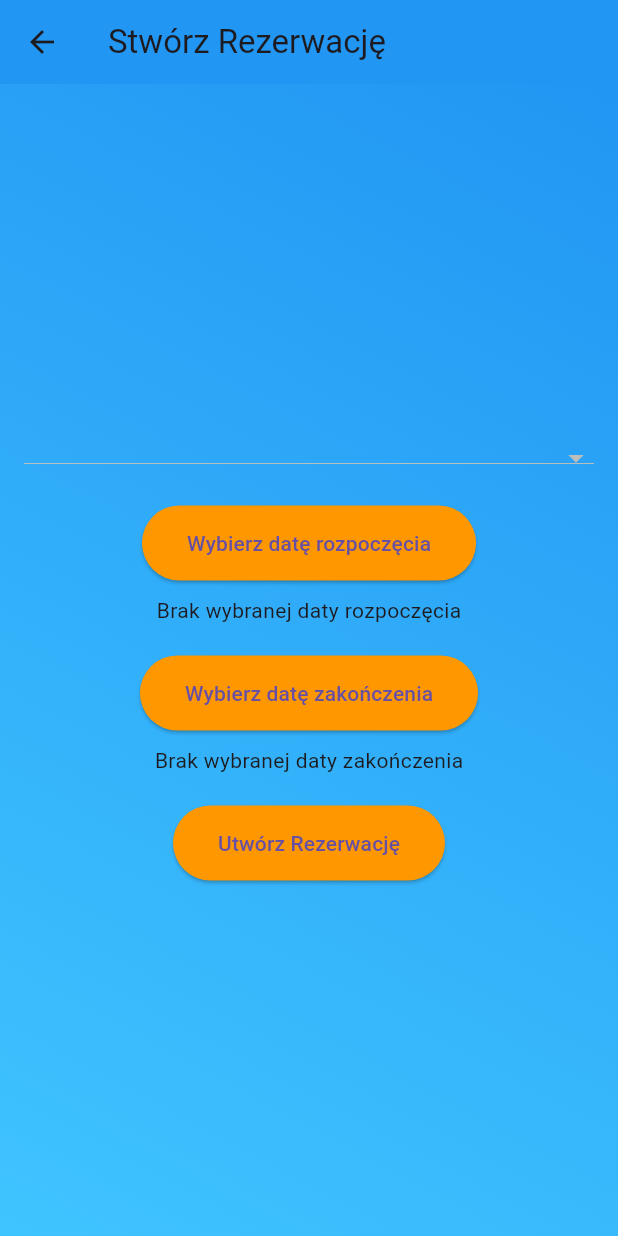
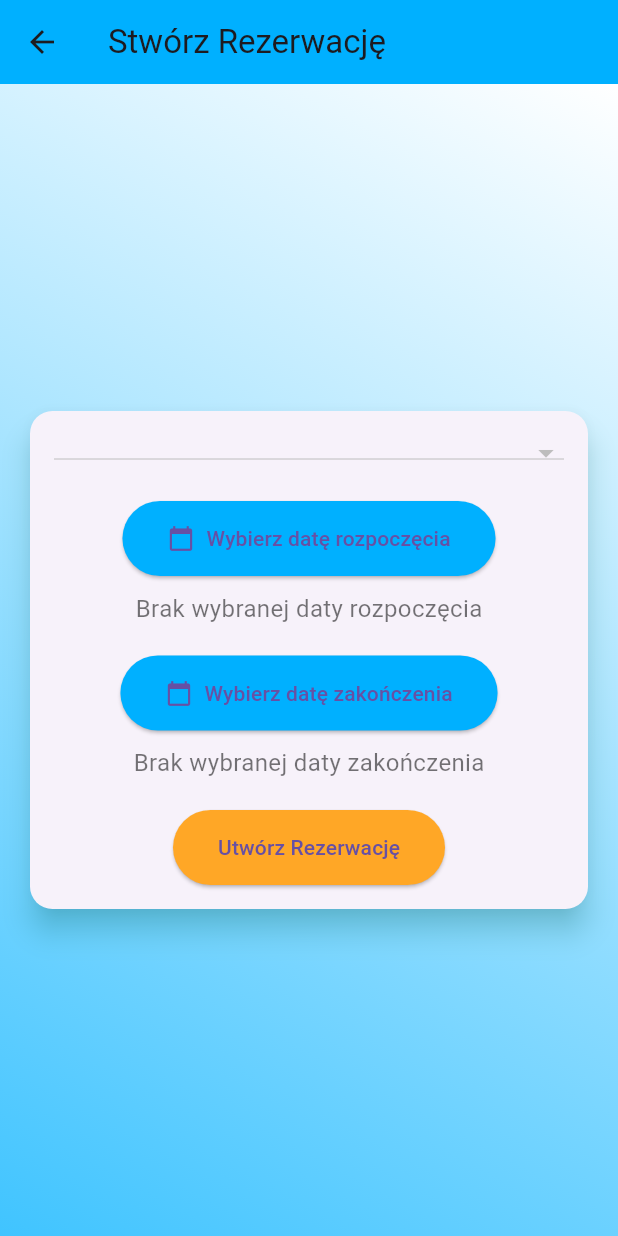
Before and after one commit to JakubKolodziej21/carrently, a Flutter app: the CreateRentalScreen screen opened directly, on a phone screen of 412 x 824 dp. Run offline on Flutter 3.47's test engine with Material 3 defaults, Android fonts, the light colour scheme and no system bars; our stand-ins replace cloud_firestore, firebase_auth, firebase_core, firebase_storage, google_fonts; accounts and stored records are empty.

Commit message:
CreateRentalPanelFix

```diff
--- a/lib/pages/create_rental_page.dart
+++ b/lib/pages/create_rental_page.dart
@@ -54,12 +54,16 @@ class _CreateRentalScreenState extends State<CreateRentalScreen> {
 
   Future<void> createRental() async {
     if (selectedCar == null || startDate == null || endDate == null) {
-      ScaffoldMessenger.of(context).showSnackBar(const SnackBar(content: const Text('Proszę wybrać wszystkie pola')));
+      ScaffoldMessenger.of(context).showSnackBar(
+        const SnackBar(content: const Text('Proszę wybrać wszystkie pola')),
+      );
       return;
     }
 
     if (endDate!.isBefore(startDate!)) {
-      ScaffoldMessenger.of(context).showSnackBar(const SnackBar(content: Text('Data zakończenia musi być później niż data rozpoczęcia')));
+      ScaffoldMessenger.of(context).showSnackBar(
+        const SnackBar(content: Text('Data zakończenia musi być później niż data rozpoczęcia')),
+      );
       return;
     }
 
@@ -71,7 +75,9 @@ class _CreateRentalScreenState extends State<CreateRentalScreen> {
       'date_end': DateFormat('yyyy-MM-dd').format(endDate!),
       'user_id': userId
     });
-    ScaffoldMessenger.of(context).showSnackBar(const SnackBar(content: Text('Rezerwacja utworzona pomyślnie')));
+    ScaffoldMessenger.of(context).showSnackBar(
+      const SnackBar(content: Text('Rezerwacja utworzona pomyślnie')),
+    );
     Navigator.of(context).pop();
   }
 
@@ -80,14 +86,14 @@ class _CreateRentalScreenState extends State<CreateRentalScreen> {
     return Scaffold(
       appBar: AppBar(
         title: const Text("Stwórz Rezerwację"),
-        backgroundColor: Colors.blue, // Niebieski kolor dla AppBar
+        backgroundColor: Colors.lightBlueAccent[400], // Nowoczesny kolor AppBar
       ),
       body: Container(
         decoration: const BoxDecoration(
           gradient: LinearGradient(
             begin: Alignment.topRight,
             end: Alignment.bottomLeft,
-            colors: [Colors.blue, Colors.lightBlueAccent],
+            colors: [Colors.white, Colors.lightBlueAccent], // Lżejsze, nowoczesne kolory tła
           ),
         ),
         child: Center(
@@ -96,6 +102,17 @@ class _CreateRentalScreenState extends State<CreateRentalScreen> {
             child: Column(
               mainAxisAlignment: MainAxisAlignment.center,
               children: <Widget>[
+                Card(
+                  shape: RoundedRectangleBorder(
+                    borderRadius: BorderRadius.circular(15),
+                  ),
+                  elevation: 8,
+                  shadowColor: Colors.teal.withOpacity(0.5),
+                  child: Padding(
+                    padding: const EdgeInsets.all(16.0),
+                    child: Column(
+                      children: [
+                        // Dropdown with new look
                         DropdownButton<Car>(
                           isExpanded: true,
                           value: selectedCar,
@@ -107,36 +124,64 @@ class _CreateRentalScreenState extends State<CreateRentalScreen> {
                           items: cars.map<DropdownMenuItem<Car>>((Car car) {
                             return DropdownMenuItem<Car>(
                               value: car,
-                      child: Text("${car.brand} ${car.name} (${car.year})"),
+                              child: Text(
+                                "${car.brand} ${car.name} (${car.year})",
+                                style: TextStyle(
+                                  fontSize: 16,
+                                  fontWeight: FontWeight.bold,
+                                  color: Colors.lightBlueAccent[700],
+                                ),
+                              ),
                             );
                           }).toList(),
                         ),
                         const SizedBox(height: 20),
-                ElevatedButton(
+                        ElevatedButton.icon(
                           style: ElevatedButton.styleFrom(
-                    backgroundColor: Colors.orange,
+                            backgroundColor: Colors.lightBlueAccent[400],
+                            shape: RoundedRectangleBorder(
+                              borderRadius: BorderRadius.circular(30),
+                            ),
                             padding: const EdgeInsets.symmetric(horizontal: 30, vertical: 15),
                           ),
                           onPressed: () => _selectDate(context, isStartDate: true),
-                  child: const Text('Wybierz datę rozpoczęcia'),
+                          icon: const Icon(Icons.calendar_today),
+                          label: const Text('Wybierz datę rozpoczęcia'),
                         ),
                         const SizedBox(height: 10),
-                Text(startDate != null ? 'Data rozpoczęcia: ${DateFormat('yyyy-MM-dd').format(startDate!)}' : 'Brak wybranej daty rozpoczęcia'),
+                        Text(
+                          startDate != null
+                              ? 'Data rozpoczęcia: ${DateFormat('yyyy-MM-dd').format(startDate!)}'
+                              : 'Brak wybranej daty rozpoczęcia',
+                          style: const TextStyle(fontSize: 16, color: Colors.black54),
+                        ),
+                        const SizedBox(height: 20),
+                        ElevatedButton.icon(
+                          style: ElevatedButton.styleFrom(
+                            backgroundColor: Colors.lightBlueAccent[400],
+                            shape: RoundedRectangleBorder(
+                              borderRadius: BorderRadius.circular(30),
+                            ),
+                            padding: const EdgeInsets.symmetric(horizontal: 30, vertical: 15),
+                          ),
+                          onPressed: () => _selectDate(context, isStartDate: false),
+                          icon: const Icon(Icons.calendar_today),
+                          label: const Text('Wybierz datę zakończenia'),
+                        ),
+                        const SizedBox(height: 10),
+                        Text(
+                          endDate != null
+                              ? 'Data zakończenia: ${DateFormat('yyyy-MM-dd').format(endDate!)}'
+                              : 'Brak wybranej daty zakończenia',
+                          style: const TextStyle(fontSize: 16, color: Colors.black54),
+                        ),
                         const SizedBox(height: 20),
                         ElevatedButton(
                           style: ElevatedButton.styleFrom(
-                    backgroundColor: Colors.orange,
-                    padding: const EdgeInsets.symmetric(horizontal: 30, vertical: 15),
+                            backgroundColor: Colors.orange[400],
+                            shape: RoundedRectangleBorder(
+                              borderRadius: BorderRadius.circular(30),
                             ),
-                  onPressed: () => _selectDate(context, isStartDate: false),
-                  child: const Text('Wybierz datę zakończenia'),
-                ),
-                const SizedBox(height: 10),
-                Text(endDate != null ? 'Data zakończenia: ${DateFormat('yyyy-MM-dd').format(endDate!)}' : 'Brak wybranej daty zakończenia'),
-                const SizedBox(height: 20),
-                ElevatedButton(
-                  style: ElevatedButton.styleFrom(
-                    backgroundColor: Colors.orange,
                             padding: const EdgeInsets.symmetric(horizontal: 30, vertical: 15),
                           ),
                           onPressed: createRental,
@@ -146,6 +191,10 @@ class _CreateRentalScreenState extends State<CreateRentalScreen> {
                     ),
                   ),
                 ),
+              ],
+            ),
+          ),
+        ),
       ),
     );
   }
```
Lines whose indentation alone changed are shown as unchanged.
